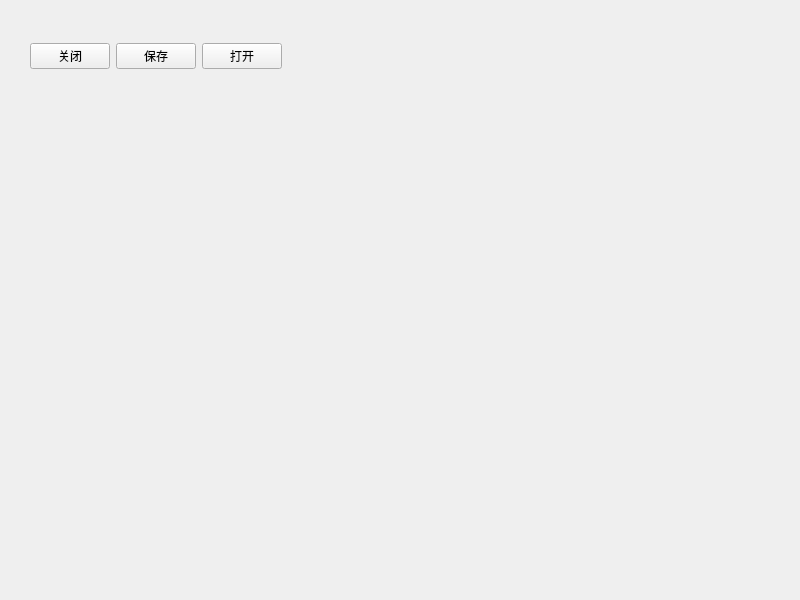
Old version of the form notebook/widget.ui in the repository sdpyy1/CppLearn.
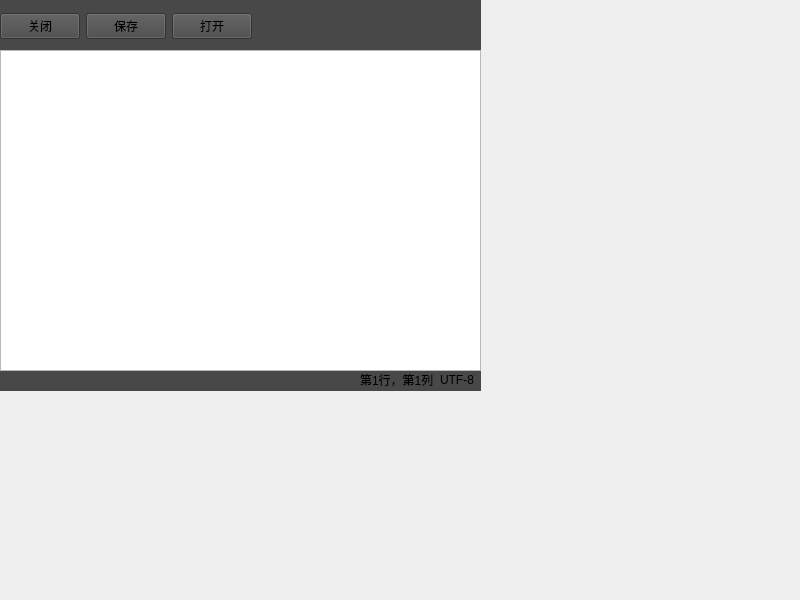
New version of the form.

Patch:
```diff
--- a/notebook/widget.ui
+++ b/notebook/widget.ui
@@ -16,13 +16,37 @@
   <widget class="QWidget" name="">
    <property name="geometry">
     <rect>
-     <x>30</x>
-     <y>40</y>
-     <width>330</width>
+     <x>0</x>
+     <y>0</y>
+     <width>481</width>
+     <height>391</height>
+    </rect>
+   </property>
+   <layout class="QVBoxLayout" name="verticalLayout">
+    <property name="spacing">
+     <number>0</number>
+    </property>
+    <item>
+     <widget class="QWidget" name="widgetButtonUp" native="true">
+      <property name="minimumSize">
+       <size>
+        <width>0</width>
+        <height>50</height>
+       </size>
+      </property>
+      <property name="styleSheet">
+       <string notr="true">background-color: rgb(72, 72, 72);</string>
+      </property>
+      <widget class="QWidget" name="layoutWidget">
+       <property name="geometry">
+        <rect>
+         <x>0</x>
+         <y>10</y>
+         <width>441</width>
      <height>32</height>
     </rect>
    </property>
-   <layout class="QHBoxLayout" name="horizontalLayout">
+       <layout class="QHBoxLayout" name="Hbuttonlayout">
     <item>
      <widget class="QPushButton" name="closeButton">
       <property name="text">
@@ -56,6 +80,52 @@
        </size>
       </property>
      </spacer>
+        </item>
+       </layout>
+      </widget>
+     </widget>
+    </item>
+    <item>
+     <widget class="QTextEdit" name="textEdit"/>
+    </item>
+    <item>
+     <widget class="QWidget" name="widgetButtonDown" native="true">
+      <property name="minimumSize">
+       <size>
+        <width>0</width>
+        <height>20</height>
+       </size>
+      </property>
+      <property name="styleSheet">
+       <string notr="true">background-color: rgb(72, 72, 72);</string>
+      </property>
+      <widget class="QWidget" name="">
+       <property name="geometry">
+        <rect>
+         <x>360</x>
+         <y>0</y>
+         <width>116</width>
+         <height>17</height>
+        </rect>
+       </property>
+       <layout class="QHBoxLayout" name="horizontalLayout">
+        <item>
+         <widget class="QLabel" name="labelPos">
+          <property name="text">
+           <string>第1行，第1列</string>
+          </property>
+         </widget>
+        </item>
+        <item>
+         <widget class="QLabel" name="labelCode">
+          <property name="text">
+           <string>UTF-8</string>
+          </property>
+         </widget>
+        </item>
+       </layout>
+      </widget>
+     </widget>
     </item>
    </layout>
   </widget>
```
Lines whose indentation alone changed are shown as unchanged.
